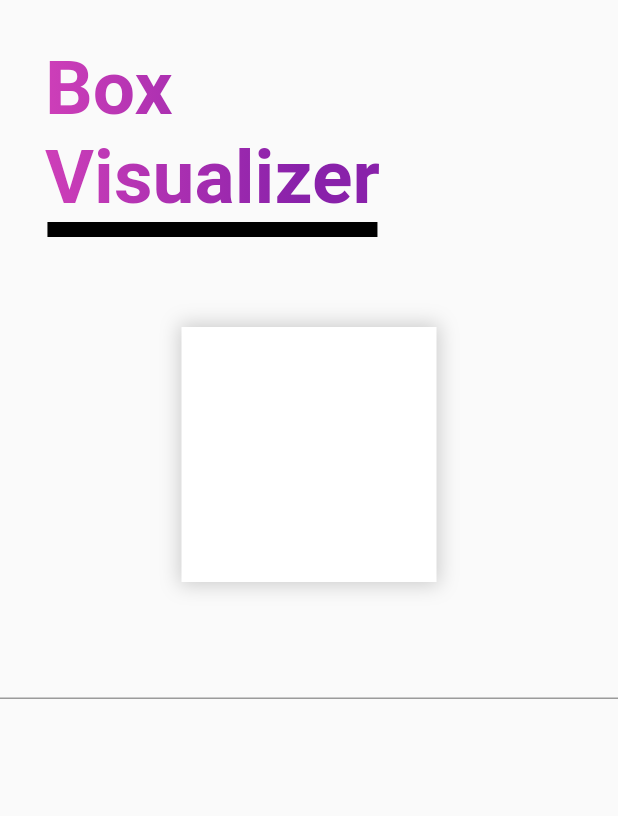
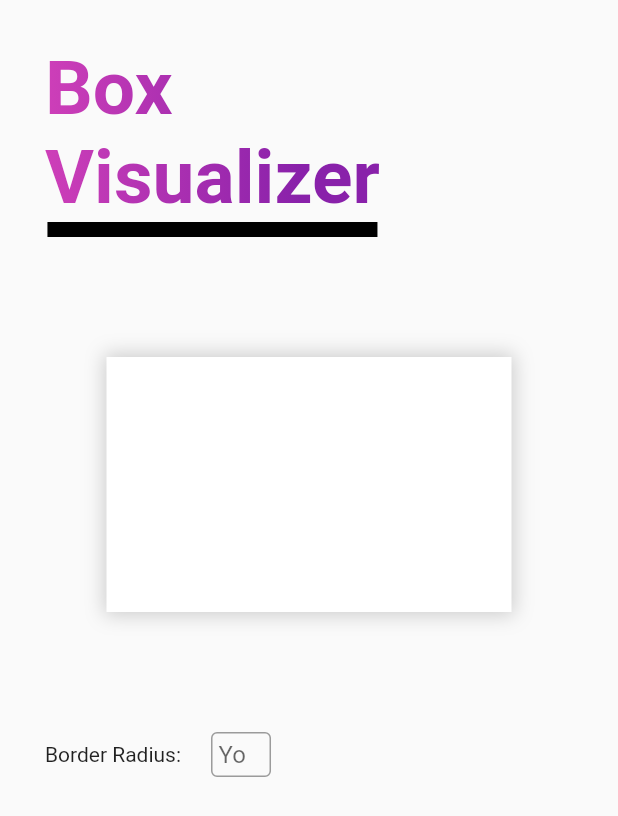
Before and after one commit to AndyLaiJS/Visual-Box, a Flutter app: the screen it shows after launch, on a phone screen of 412 x 824 dp. Shown: the top 816 px of the screen. Run offline on Flutter 3.47's test engine with Material 2 defaults, Android fonts, the light colour scheme and no system bars.

Commit message:
Border Radius input, and is working

```diff
--- a/lib/main.dart
+++ b/lib/main.dart
@@ -20,7 +20,6 @@
 }
 
 class _VisualizerState extends State<Visualizer> {
-
   double bxRadius = 0;
   double opacity = 0.5;
   double brRadius = 10;
@@ -44,7 +43,6 @@
               child: Padding(
                 padding: const EdgeInsets.all(30),
                 child: Column(
-
                   children: <Widget>[
                     Text(
                       "Box\nVisualizer",
@@ -60,18 +58,17 @@
                       color: Colors.black,
                     ),
                   ],
-
                 ),
               ),
             ),
             // End of Title
 
-            SizedBox(height: 30),
+            SizedBox(height: 50),
 
             Center(
               child: Container(
                 height: 170,
-                width: 170,
+                width: 270,
                 decoration: BoxDecoration(
                   borderRadius: BorderRadius.circular(bxRadius),
                   color: Colors.white,
@@ -81,18 +78,46 @@
                       blurRadius: brRadius,
                       spreadRadius: spRadius,
                       offset: Offset(x, y),
-                    )
-                  ]
+                    ),
+                  ],
                 ),
               ),
             ),
 
             SizedBox(height: 30),
 
-            TextField(
-
-            )
-
+            Padding(
+              padding: const EdgeInsets.only(top: 50, left: 30),
+              child: Row(
+                children: <Widget>[
+                  Text(
+                    "Border Radius:",
+                  ),
+                  SizedBox(width: 20),
+                  Container(
+                    height: 30,
+                    width: 40,
+                    child: TextField(
+                      onSubmitted: (value) => {
+                        setState(() {
+                          bxRadius = double.parse(value);
+                        }),
+                      },
+                      decoration: InputDecoration(
+                        contentPadding: EdgeInsets.all(5),
+                        hintText: "Yo",
+                        border: OutlineInputBorder(
+                          borderSide: BorderSide(
+                            color: Colors.black,
+                            width: 5,
+                          )
+                        )
+                      ),
+                    ),
+                  )
+                ],
+              ),
+            ),
           ],
         ),
       ),
```
